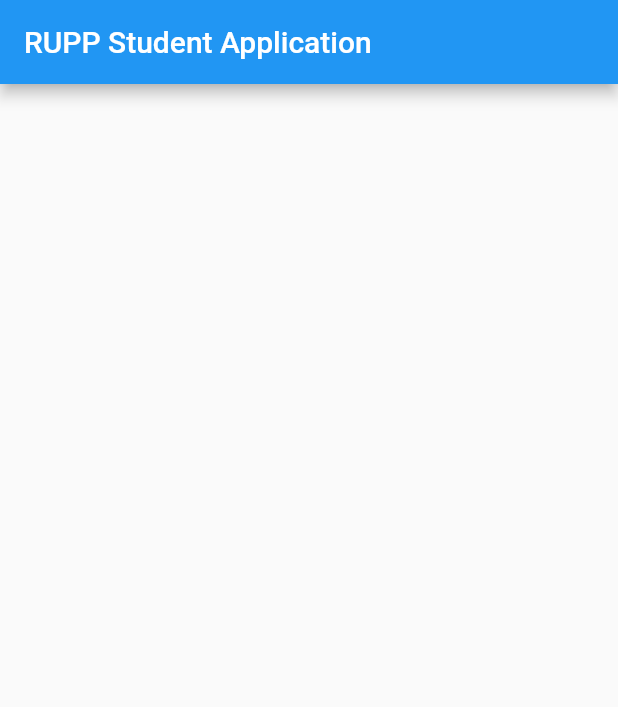
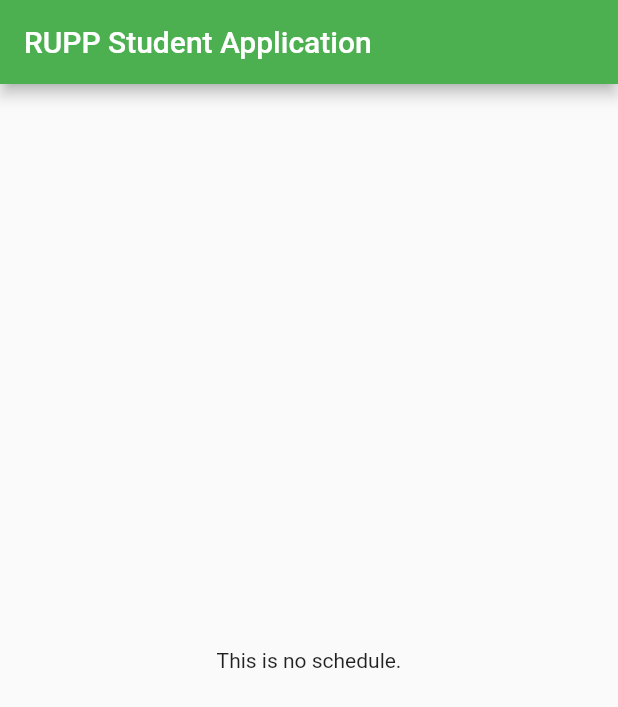
Before and after one commit to ChhailengTim/Basic_Flutter, a Flutter app: the screen it shows after launch, on a phone screen of 412 x 824 dp. Shown: the top 707 px of the screen. Run offline on Flutter 3.47's test engine with Material 2 defaults, Android fonts, the phone set to English and light mode, and no system bars.

Commit message:
Simple text

```diff
--- a/my_first_app/lib/main.dart
+++ b/my_first_app/lib/main.dart
@@ -10,11 +10,14 @@
     return MaterialApp(
       title: 'SETEC Studdent Application',
       home: Scaffold(
-        appBar: AppBar(
-          title: Text('RUPP Student Application'),
-        ),
-      ),
+          appBar: AppBar(
+            title: Text('RUPP Student Application'),
+            backgroundColor: Colors.green,
+          ),
+          body: Center(
+            child: Text("This is no schedule."),
+          )),
     );
-    throw UnimplementedError();
+    //throw UnimplementedError();
   }
 }
```
